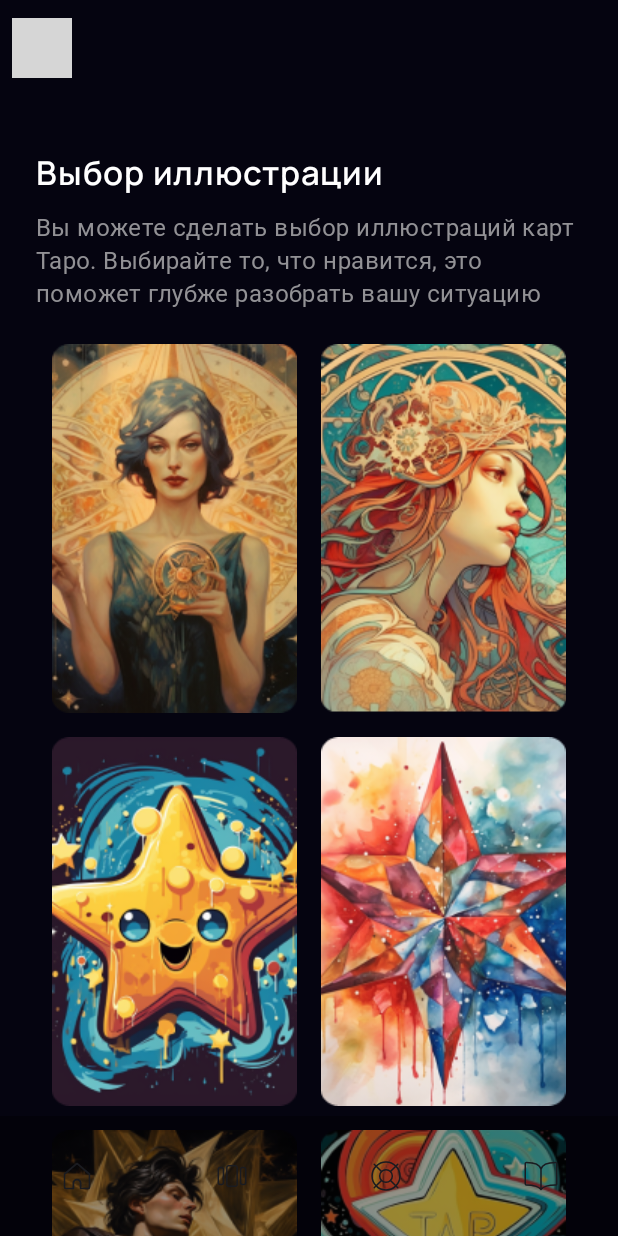
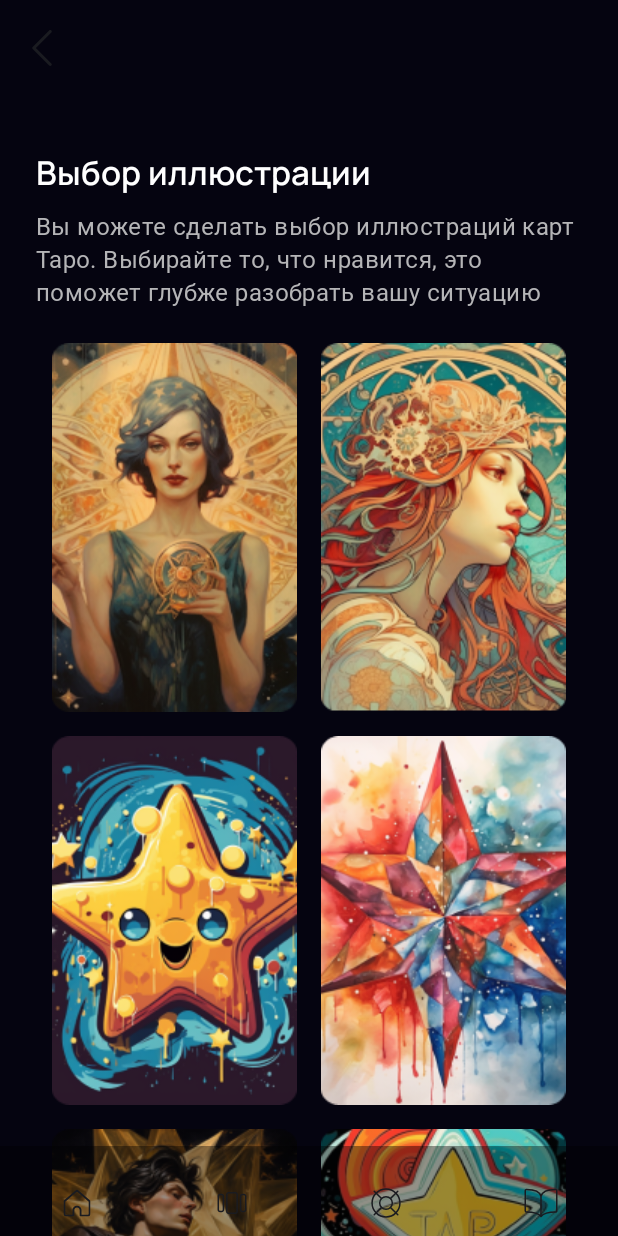
Before and after one commit to kamikadzezi/the-magic-alignment, an Android app built with Jetpack Compose: the screen it shows after launch (MainActivity), after a tap on "Выбрать оффлайн расклад", on a phone screen of 412 x 824 dp. Run offline under Robolectric (Android 15) with nearby library versions, the phone set to English and light mode, and no system bars; Roboto replaces fonts that are not available here; grey boxes are pictures that could not be loaded.

Commit message:
add TextStyle and Color

```diff
--- a/app/src/main/java/cardSelection/CardSelectionScreen.kt
+++ b/app/src/main/java/cardSelection/CardSelectionScreen.kt
@@ -13,6 +13,7 @@ import androidx.compose.foundation.layout.padding
 import androidx.compose.foundation.layout.width
 import androidx.compose.foundation.rememberScrollState
 import androidx.compose.foundation.verticalScroll
+import androidx.compose.material3.MaterialTheme
 import androidx.compose.material3.Scaffold
 import androidx.compose.material3.Text
 import androidx.compose.runtime.Composable
@@ -26,6 +27,7 @@ import androidx.compose.ui.tooling.preview.Preview
 import androidx.compose.ui.unit.dp
 import androidx.compose.ui.unit.sp
 import com.example.themagicalignment.R
+import com.example.themagicalignment.ui.theme.BackgroundBlack
 import com.example.themagicalignment.ui.theme.ManropeFont
 import com.example.themagicalignment.ui.theme.components.MagicBottomAppBar
 import com.example.themagicalignment.ui.theme.components.MagicTopAppBar
@@ -36,26 +38,19 @@ fun CardSelectionScreen(backClick: () -> Unit) {
     Column(
         modifier = Modifier
             .fillMaxSize()
-            .background(color = Color(5, 4, 16))
+            .background(color = BackgroundBlack)
             .verticalScroll(rememberScrollState(0))
             .padding(it)
     ) {
         Column(Modifier.padding(start = 24.dp, top = 36.dp, end = 24.dp, bottom = 8.dp)) {
             Text(
                 text = stringResource(R.string.card_selection_screen_title),
-                fontFamily = ManropeFont,
-                fontWeight = FontWeight.SemiBold,
-                fontSize = 22.sp,
-                color = Color.White,
+                style = MaterialTheme.typography.titleLarge,
                 modifier = Modifier.padding(bottom = 12.dp)
             )
             Text(
                 text = stringResource(R.string.card_selection_screen_text),
-                fontFamily = ManropeFont,
-                fontSize = 16.sp,
-                color = Color(181, 181, 183, 204),
-                style = TextStyle(letterSpacing = 0.3.sp),
-                lineHeight = 22.sp
+                style = MaterialTheme.typography.bodyLarge
             )
         }
         Row(horizontalArrangement = Arrangement.Center, modifier = Modifier.fillMaxSize()) {
--- a/app/src/main/java/com/example/themagicalignment/ui/theme/Color.kt
+++ b/app/src/main/java/com/example/themagicalignment/ui/theme/Color.kt
@@ -9,3 +9,14 @@ val Pink80 = Color(0xFFEFB8C8)
 val Purple40 = Color(0xFF6650a4)
 val PurpleGrey40 = Color(0xFF625b71)
 val Pink40 = Color(0xFF7D5260)
+
+//Text Colors
+val textBodyColor = Color(0xFFB5B5B7)
+
+
+//Element Colors
+val Orange = Color(0xFFDE9201)
+val BackgroundBlack = Color(0xFF050410)
+val GradientButtomEnd = Color(0xFFDE9201)
+val GradientButtomStart = Color(0xFFF2D050)
+val BottomNavColorDisable = Color(0x66000000)
--- a/app/src/main/java/com/example/themagicalignment/ui/theme/Type.kt
+++ b/app/src/main/java/com/example/themagicalignment/ui/theme/Type.kt
@@ -1,10 +1,14 @@
 package com.example.themagicalignment.ui.theme
 
+import androidx.compose.foundation.layout.padding
 import androidx.compose.material3.Typography
+import androidx.compose.ui.Modifier
+import androidx.compose.ui.graphics.Color
 import androidx.compose.ui.text.TextStyle
 import androidx.compose.ui.text.font.Font
 import androidx.compose.ui.text.font.FontFamily
 import androidx.compose.ui.text.font.FontWeight
+import androidx.compose.ui.unit.dp
 import androidx.compose.ui.unit.sp
 import com.example.themagicalignment.R
 
@@ -20,10 +24,19 @@ val FontManrope = TextStyle(
 val Typography = Typography(
     bodyLarge = TextStyle(
         fontFamily = ManropeFont,
-        fontWeight = FontWeight.Normal,
         fontSize = 16.sp,
-        lineHeight = 24.sp,
-        letterSpacing = 0.5.sp
+        color = textBodyColor, // TODO #6 - Постараться внедрить цвета в дизайн схему
+        letterSpacing = 0.3.sp,
+        lineHeight = 22.sp
+    ), titleLarge = TextStyle(
+        fontFamily = ManropeFont,
+        fontWeight = FontWeight.SemiBold,
+        fontSize = 22.sp,
+        color = Color.White,
+    ), labelLarge = TextStyle(
+        fontFamily = ManropeFont,
+        fontWeight = FontWeight.SemiBold,
+        fontSize = 16.sp,
     )
 
     /* Other default text styles to override
--- a/app/src/main/java/com/example/themagicalignment/ui/theme/components/MagicAppBar.kt
+++ b/app/src/main/java/com/example/themagicalignment/ui/theme/components/MagicAppBar.kt
@@ -3,6 +3,8 @@ package com.example.themagicalignment.ui.theme.components
 import androidx.compose.foundation.layout.Arrangement
 import androidx.compose.foundation.layout.Row
 import androidx.compose.foundation.layout.fillMaxWidth
+import androidx.compose.foundation.layout.height
+import androidx.compose.foundation.layout.padding
 import androidx.compose.material3.ExperimentalMaterial3Api
 import androidx.compose.material3.Icon
 import androidx.compose.material3.IconButton
@@ -15,7 +17,9 @@ import androidx.compose.ui.graphics.Color
 import androidx.compose.ui.res.painterResource
 import androidx.compose.ui.res.stringResource
 import androidx.compose.ui.tooling.preview.Preview
+import androidx.compose.ui.unit.dp
 import com.example.themagicalignment.R
+import com.example.themagicalignment.ui.theme.BottomNavColorDisable
 
 
 @OptIn(ExperimentalMaterial3Api::class)
@@ -39,8 +43,8 @@ fun MagicTopAppBar(onClick: () -> Unit) {
 
 @Composable
 fun MagicBottomAppBar() {
-    NavigationBar(containerColor = Color(0x66000000)) {
-        Row(Modifier.fillMaxWidth(), horizontalArrangement = Arrangement.SpaceAround) {
+    NavigationBar(containerColor = BottomNavColorDisable, modifier = Modifier.height(60.dp)) {
+        Row(Modifier.fillMaxWidth().padding(top = 15.dp), horizontalArrangement = Arrangement.SpaceAround,) {
             IconButton(onClick = {}) {
                 Icon(
                     painter = painterResource(R.drawable.homenavigation),
--- a/app/src/main/java/com/example/themagicalignment/ui/theme/components/MagicButtonFilled.kt
+++ b/app/src/main/java/com/example/themagicalignment/ui/theme/components/MagicButtonFilled.kt
@@ -1,11 +1,45 @@
 package com.example.themagicalignment.ui.theme.components
 
+import androidx.compose.foundation.background
+import androidx.compose.foundation.layout.PaddingValues
+import androidx.compose.foundation.layout.fillMaxWidth
+import androidx.compose.foundation.layout.padding
+import androidx.compose.foundation.shape.RoundedCornerShape
+import androidx.compose.material3.MaterialTheme
+import androidx.compose.material3.Text
+import androidx.compose.material3.TextButton
 import androidx.compose.runtime.Composable
+import androidx.compose.ui.Modifier
+import androidx.compose.ui.graphics.Brush
+import androidx.compose.ui.graphics.Color
+import androidx.compose.ui.unit.dp
+import com.example.themagicalignment.ui.theme.GradientButtomEnd
+import com.example.themagicalignment.ui.theme.GradientButtomStart
 
 @Composable
 fun MagicButtonFilled(
     onClick : () -> Unit,
     title : String,
 ) {
-    // TODO #5 - Сделать Filled кнопку, с учетом улучшений из Outlined кнопки
+    TextButton(
+        onClick = onClick, //
+        Modifier
+            .fillMaxWidth()
+            .padding(top = 16.dp)
+            .background(
+                Brush.horizontalGradient(
+                    colors = listOf(
+                        GradientButtomStart, GradientButtomEnd,
+                    )
+                ), RoundedCornerShape(24.dp)
+            ),
+        contentPadding = PaddingValues(0.dp)
+    ) {
+        Text(
+            text = title,
+            style = MaterialTheme.typography.labelLarge,
+            color = Color.Black,
+            modifier = Modifier.padding(0.dp, 13.dp)
+        )
+    }
 }
--- a/app/src/main/java/com/example/themagicalignment/ui/theme/components/MagicButtonOutlined.kt
+++ b/app/src/main/java/com/example/themagicalignment/ui/theme/components/MagicButtonOutlined.kt
@@ -5,15 +5,13 @@ import androidx.compose.foundation.layout.PaddingValues
 import androidx.compose.foundation.layout.fillMaxWidth
 import androidx.compose.foundation.layout.padding
 import androidx.compose.foundation.shape.RoundedCornerShape
+import androidx.compose.material3.MaterialTheme
 import androidx.compose.material3.Text
 import androidx.compose.material3.TextButton
 import androidx.compose.runtime.Composable
 import androidx.compose.ui.Modifier
-import androidx.compose.ui.graphics.Color
-import androidx.compose.ui.text.font.FontWeight
 import androidx.compose.ui.unit.dp
-import androidx.compose.ui.unit.sp
-import com.example.themagicalignment.ui.theme.ManropeFont
+import com.example.themagicalignment.ui.theme.Orange
 
 @Composable
 fun MagicButtonOutlined(
@@ -25,15 +23,13 @@ fun MagicButtonOutlined(
         onClick = onClick,
         modifier
             .fillMaxWidth()
-            .border(1.dp, Color(222, 146, 1), RoundedCornerShape(24.dp)),
+            .border(1.dp, Orange, RoundedCornerShape(24.dp)),
         contentPadding = PaddingValues(0.dp),
     ) {
         Text(
             text = title,
-            fontFamily = ManropeFont,
-            fontWeight = FontWeight.SemiBold,
-            fontSize = 16.sp,
-            color = Color(222, 146, 1),
+            style = MaterialTheme.typography.labelLarge,
+            color = Orange,
             modifier = Modifier.padding(0.dp, 13.dp)
         ) // TODO # - Скомпоновоть шрифт, размер, цвета в TextStyle,
     }
--- a/app/src/main/java/selectionOfLayout/SelectionOfLayout.kt
+++ b/app/src/main/java/selectionOfLayout/SelectionOfLayout.kt
@@ -3,31 +3,25 @@ package selectionOfLayout
 import androidx.compose.foundation.background
 import androidx.compose.foundation.layout.Arrangement
 import androidx.compose.foundation.layout.Column
-import androidx.compose.foundation.layout.PaddingValues
 import androidx.compose.foundation.layout.Spacer
 import androidx.compose.foundation.layout.fillMaxSize
-import androidx.compose.foundation.layout.fillMaxWidth
 import androidx.compose.foundation.layout.height
 import androidx.compose.foundation.layout.padding
-import androidx.compose.foundation.shape.RoundedCornerShape
+import androidx.compose.material3.MaterialTheme
 import androidx.compose.material3.Scaffold
 import androidx.compose.material3.Text
-import androidx.compose.material3.TextButton
 import androidx.compose.runtime.Composable
 import androidx.compose.ui.Modifier
 import androidx.compose.ui.draw.paint
-import androidx.compose.ui.graphics.Brush
 import androidx.compose.ui.graphics.Color
 import androidx.compose.ui.layout.ContentScale
 import androidx.compose.ui.res.painterResource
 import androidx.compose.ui.res.stringResource
-import androidx.compose.ui.text.TextStyle
-import androidx.compose.ui.text.font.FontWeight
 import androidx.compose.ui.tooling.preview.Preview
 import androidx.compose.ui.unit.dp
-import androidx.compose.ui.unit.sp
 import com.example.themagicalignment.R
-import com.example.themagicalignment.ui.theme.ManropeFont
+import com.example.themagicalignment.ui.theme.BackgroundBlack
+import com.example.themagicalignment.ui.theme.components.MagicButtonFilled
 import com.example.themagicalignment.ui.theme.components.MagicButtonOutlined
 import com.example.themagicalignment.ui.theme.components.MagicTopAppBar
 
@@ -41,7 +35,7 @@ fun SelectionOfLayout(
             verticalArrangement = Arrangement.SpaceBetween,
             modifier = Modifier
                 .fillMaxSize()
-                .background(color = Color(5, 4, 16))
+                .background(color = BackgroundBlack)
                 .paint(
                     painterResource(R.drawable.backgroundchoicelayout),
                     alpha = 0.1f,
@@ -53,23 +47,12 @@ fun SelectionOfLayout(
             Column(Modifier.padding(horizontal = 24.dp)) {
                 Text(
                     text = stringResource(R.string.title_deck_selection),
-                    fontFamily = ManropeFont,
-                    fontWeight = FontWeight.SemiBold,
-                    fontSize = 22.sp,
-                    color = Color.White,
+                    style = MaterialTheme.typography.titleLarge
                 )
                 Spacer(Modifier.height(12.dp))
                 Text(
                     text = stringResource(R.string.text_deck_selection),
-                    fontFamily = ManropeFont,
-                    fontSize = 16.sp,
-                    color = Color(
-                        181,
-                        181,
-                        183
-                    ), // TODO #6 - Постараться внедрить цвета в дизайн схему
-                    style = TextStyle(letterSpacing = 0.5.sp),
-                    lineHeight = 22.sp
+                    style = MaterialTheme.typography.bodyLarge
                 )
             }
             Column(Modifier.padding(start = 24.dp, end = 24.dp, bottom = 36.dp)) {
@@ -77,29 +60,10 @@ fun SelectionOfLayout(
                     onClick = onChooseCardScreen,
                     title = stringResource(R.string.button_offline_choice_deck)
                 )
-                TextButton( // TODO #5 - Сделать Filled кнопку, с учетом улучшений из Outlined кнопки
-                    onClick = { }, // TODO #6 - Добавить переход на экран выбора колоды
-                    Modifier
-                        .fillMaxWidth()
-                        .padding(top = 16.dp)
-                        .background(
-                            Brush.horizontalGradient(
-                                colors = listOf(
-                                    Color(242, 208, 80), Color(222, 146, 1),
-                                )
-                            ), RoundedCornerShape(24.dp)
-                        ),
-                    contentPadding = PaddingValues(0.dp)
-                ) {
-                    Text(
-                        text = stringResource(R.string.button_online_choice_deck),
-                        fontFamily = ManropeFont,
-                        fontWeight = FontWeight.SemiBold,
-                        fontSize = 16.sp,
-                        color = Color.Black,
-                        modifier = Modifier.padding(0.dp, 13.dp)
-                    )
-                }
+                MagicButtonFilled(
+                    onClick = {},
+                    title = stringResource(R.string.button_online_choice_deck)
+                )
 
             }
         }
--- /dev/null
+++ b/app/src/main/res/drawable/arrow_vtcm7ttmzwqj.xml
@@ -0,0 +1,9 @@
+<vector xmlns:android="http://schemas.android.com/apk/res/android"
+    android:width="32dp"
+    android:height="32dp"
+    android:viewportWidth="32"
+    android:viewportHeight="32">
+  <path
+      android:pathData="m21.5,28c-0.256,0 -0.512,-0.098 -0.707,-0.293l-11,-11c-0.391,-0.391 -0.391,-1.023 0,-1.414l11,-11c0.391,-0.391 1.023,-0.391 1.414,0s0.391,1.023 0,1.414l-10.293,10.293 10.293,10.293c0.391,0.391 0.391,1.023 0,1.414 -0.195,0.195 -0.451,0.293 -0.707,0.293z"
+      android:fillColor="#E1E1E1"/>
+</vector>
```
